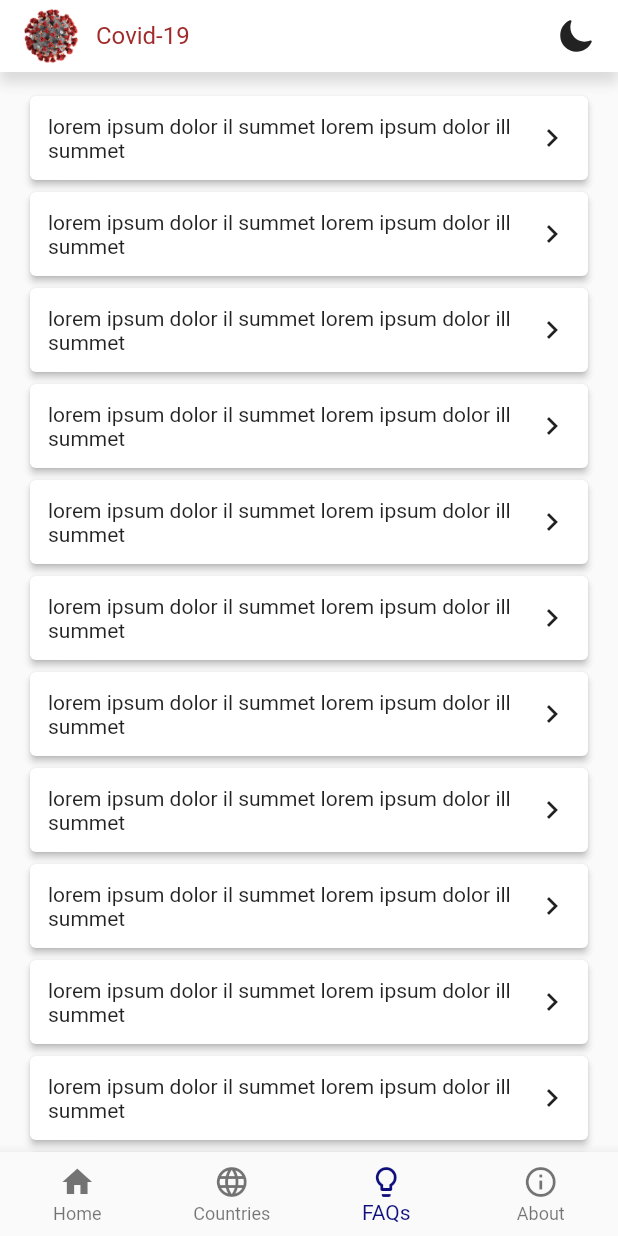
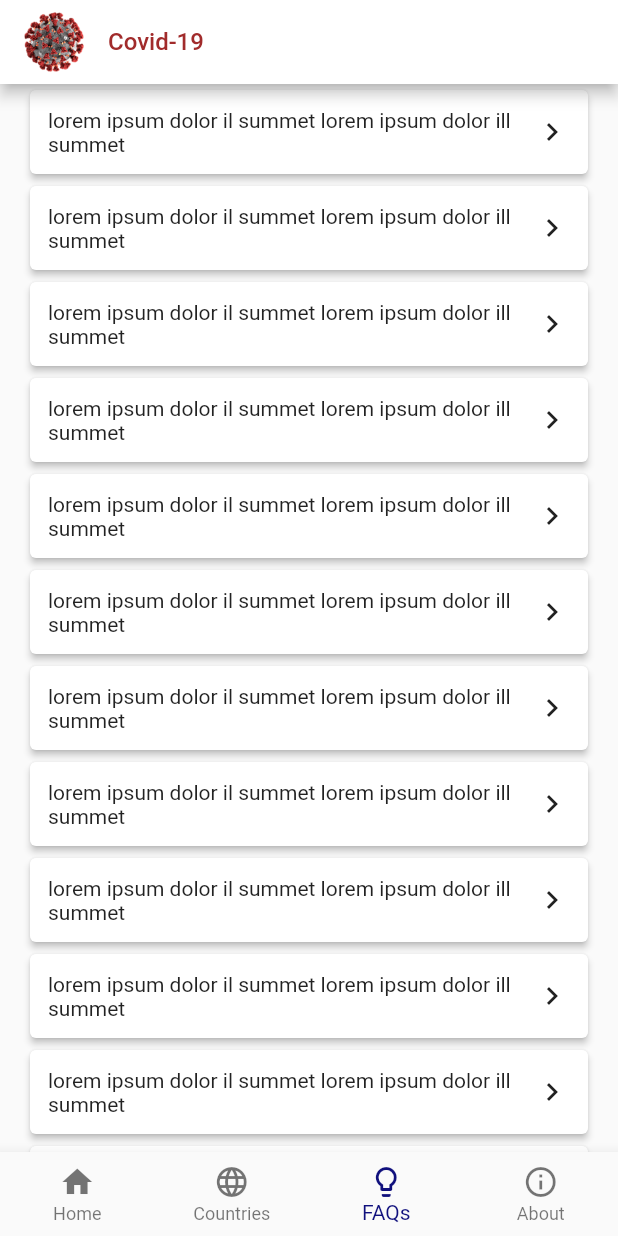
Before and after one commit to r0b0tt/covid19-app-flutter, a Flutter app: the screen it shows after launch, item 3 of the bottom bar chosen, on a phone screen of 412 x 824 dp. Run offline on Flutter 3.47's test engine with Material 2 defaults, Android fonts, the phone set to English and light mode, and no system bars; our stand-ins replace charts_flutter, equatable, flutter_bloc, flutter_icons; network calls fail.

Commit message:
refactor/removed custom app bar and used the AppBar class to recreate it.

```diff
--- a/lib/components/BottomNavBar.dart
+++ b/lib/components/Navigation.dart
@@ -26,6 +26,25 @@ class _NavigationState extends State<Navigation> {
   @override
   Widget build(BuildContext context) {
     return Scaffold(
+      appBar: AppBar(
+        title: Align(
+          alignment: Alignment.centerLeft,
+          child: Text(
+            "Covid-19",
+            style: TextStyle(
+              color: AppColors.PRIMARY,
+              fontSize: 16,
+            ),
+          ),
+        ),
+        leading: Padding(
+          padding: EdgeInsets.only(left: 16),
+          child: Image(
+            image: AssetImage('assets/images/icon.png'),
+            fit: BoxFit.contain,
+          ),
+        ),
+      ),
       body: routes[_selectedIndex],
       bottomNavigationBar: BottomNavigationBar(
         type: BottomNavigationBarType.fixed,
--- a/lib/components/TopNavBar.dart
+++ /dev/null
@@ -1,52 +0,0 @@
-import 'package:covid19/assets/app_colors.dart';
-import 'package:flutter/material.dart';
-import 'package:flutter_icons/flutter_icons.dart';
-
-class TopNavBar extends StatelessWidget {
-  @override
-  Widget build(BuildContext context) {
-    // TODO: implement build
-    return Container(
-      margin: EdgeInsets.only(bottom: 12),
-      padding: EdgeInsets.symmetric(horizontal: 16),
-      height: 48,
-      alignment: Alignment.centerLeft,
-      decoration: BoxDecoration(color: Colors.white, boxShadow: [
-        BoxShadow(
-          color: Colors.black12,
-          spreadRadius: 0,
-          blurRadius: 6,
-          offset: Offset(0, 7),
-        )
-      ]),
-      child: Row(
-        mainAxisAlignment: MainAxisAlignment.spaceBetween,
-        children: <Widget>[
-          Container(
-            child: Row(
-              children: <Widget>[
-                Image(
-                  image: AssetImage('assets/images/icon.png'),
-                  width: 36,
-                  height: 36,
-                  fit: BoxFit.contain,
-                ),
-                SizedBox(
-                  width: 12,
-                ),
-                Text(
-                  "Covid-19",
-                  style: TextStyle(
-                    color: AppColors.PRIMARY,
-                    fontSize: 16,
-                  ),
-                )
-              ],
-            ),
-          ),
-          Icon(Ionicons.ios_moon)
-        ],
-      ),
-    );
-  }
-}
--- a/lib/main.dart
+++ b/lib/main.dart
@@ -1,4 +1,4 @@
-import 'package:covid19/components/BottomNavBar.dart';
+import 'package:covid19/components/Navigation.dart';
 import 'package:flutter/material.dart';
 
 void main() => runApp(MyApp());
--- a/lib/models/home_model.dart
+++ b/lib/models/home_model.dart
@@ -21,7 +21,7 @@ class HomeModel extends Equatable {
 
   static HomeModel fromJson(dynamic json) {
     final numberFormat = NumberFormat.compact();
-    var percentageFormat = new NumberFormat("#0.0s", "en_US");
+    var percentageFormat = new NumberFormat("#0.0#", "en_US");
 
     final int confirmed = json['confirmed']['value'];
     final int recovered = json['recovered']['value'];
--- a/lib/screens/About.dart
+++ b/lib/screens/About.dart
@@ -1,5 +1,4 @@
 import 'package:covid19/assets/app_colors.dart';
-import 'package:covid19/components/TopNavBar.dart';
 import 'package:flutter/material.dart';
 import 'package:flutter_icons/flutter_icons.dart';
 
@@ -11,7 +10,6 @@ class About extends StatelessWidget {
       child: Container(
         child: Column(
           children: <Widget>[
-            TopNavBar(),
             Expanded(
               child: Card(
                 margin: EdgeInsets.all(16),
--- a/lib/screens/Countries.dart
+++ b/lib/screens/Countries.dart
@@ -1,7 +1,6 @@
 import 'package:covid19/blocs/countries_bloc.dart';
 import 'package:covid19/blocs/data_events.dart';
 import 'package:covid19/blocs/data_state.dart';
-import 'package:covid19/components/TopNavBar.dart';
 import 'package:covid19/repositories/data_api_client.dart';
 import 'package:covid19/repositories/repository.dart';
 import 'package:covid19/screens/Country.dart';
@@ -22,7 +21,6 @@ class Countries extends StatelessWidget {
         child: Container(
           child: Column(
             children: <Widget>[
-              TopNavBar(),
               Expanded(
                   child: Container(
                 padding: EdgeInsets.symmetric(
@@ -78,7 +76,7 @@ class Countries extends StatelessWidget {
                                     Text(
                                       countryName,
                                       textAlign: TextAlign.center,
-                                    )
+                                    ),
                                   ],
                                 ),
                               ),
--- a/lib/screens/FAQs.dart
+++ b/lib/screens/FAQs.dart
@@ -1,4 +1,3 @@
-import 'package:covid19/components/TopNavBar.dart';
 import 'package:covid19/screens/FAQ.dart';
 import 'package:flutter/material.dart';
 
@@ -10,7 +9,6 @@ class Faqs extends StatelessWidget {
       child: Container(
         child: ListView(
           children: <Widget>[
-            TopNavBar(),
             Padding(
               padding: EdgeInsets.symmetric(horizontal: 16),
               child: Column(
```
Also changed, not shown: lib/screens/Home.dart (+8 -52 lines).
